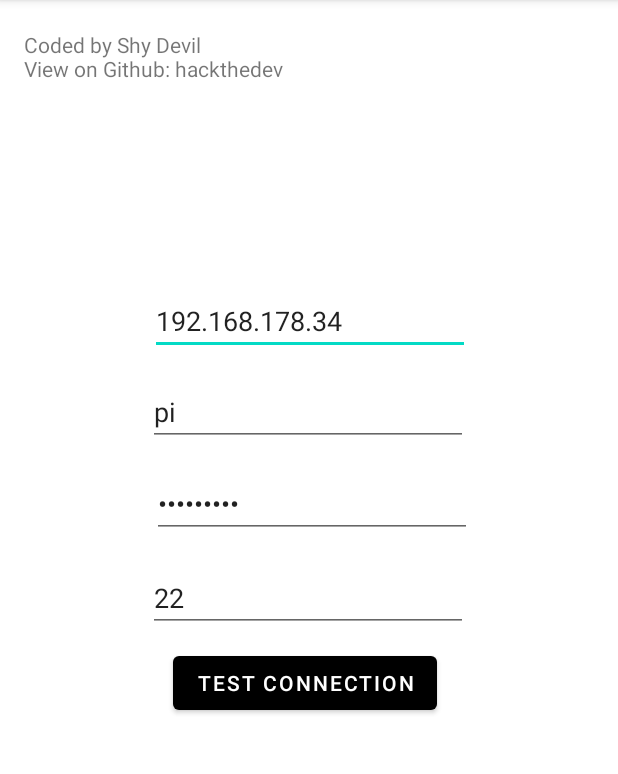
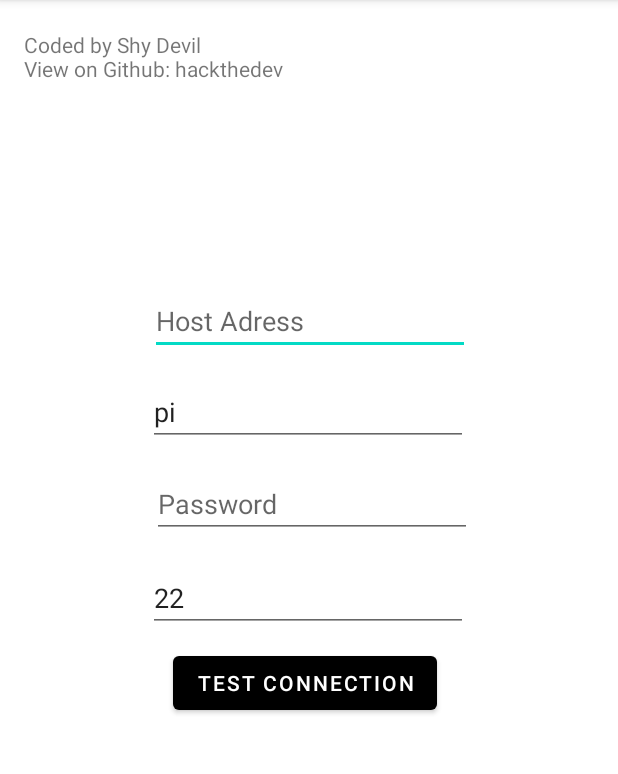
Before and after one commit to hackthedev/remotepifm, an Android app: the screen it shows after launch (MainActivity), on a phone screen of 412 x 824 dp, the part 84-858 px from its top. Run offline under Robolectric (Android 15) with nearby library versions, the phone set to English and light mode, and no system bars.

```diff
--- a/app/src/main/java/com/adsoleware/remotepifm/MainActivity.java
+++ b/app/src/main/java/com/adsoleware/remotepifm/MainActivity.java
@@ -49,7 +49,6 @@ public class MainActivity extends AppCompatActivity {
 
         try{
             hostname = hostname.replace(" ", "");
-
 
             JSch jsch = new JSch();
             Session session = jsch.getSession(username, hostname, 22);
--- a/app/src/main/res/layout/activity_main.xml
+++ b/app/src/main/res/layout/activity_main.xml
@@ -29,7 +29,6 @@
         android:ems="10"
         android:hint="Host Adress"
         android:inputType="textPersonName"
-        android:text="192.168.178.34"
         app:layout_constraintEnd_toEndOf="parent"
         app:layout_constraintStart_toStartOf="parent"
         app:layout_constraintTop_toBottomOf="@+id/textView"
@@ -100,7 +99,6 @@
         android:ems="10"
         android:hint="Password"
         android:inputType="textPassword"
-        android:text="raspberry"
         app:layout_constraintEnd_toEndOf="parent"
         app:layout_constraintStart_toStartOf="parent"
         app:layout_constraintTop_toBottomOf="@+id/textbox_user"
```
